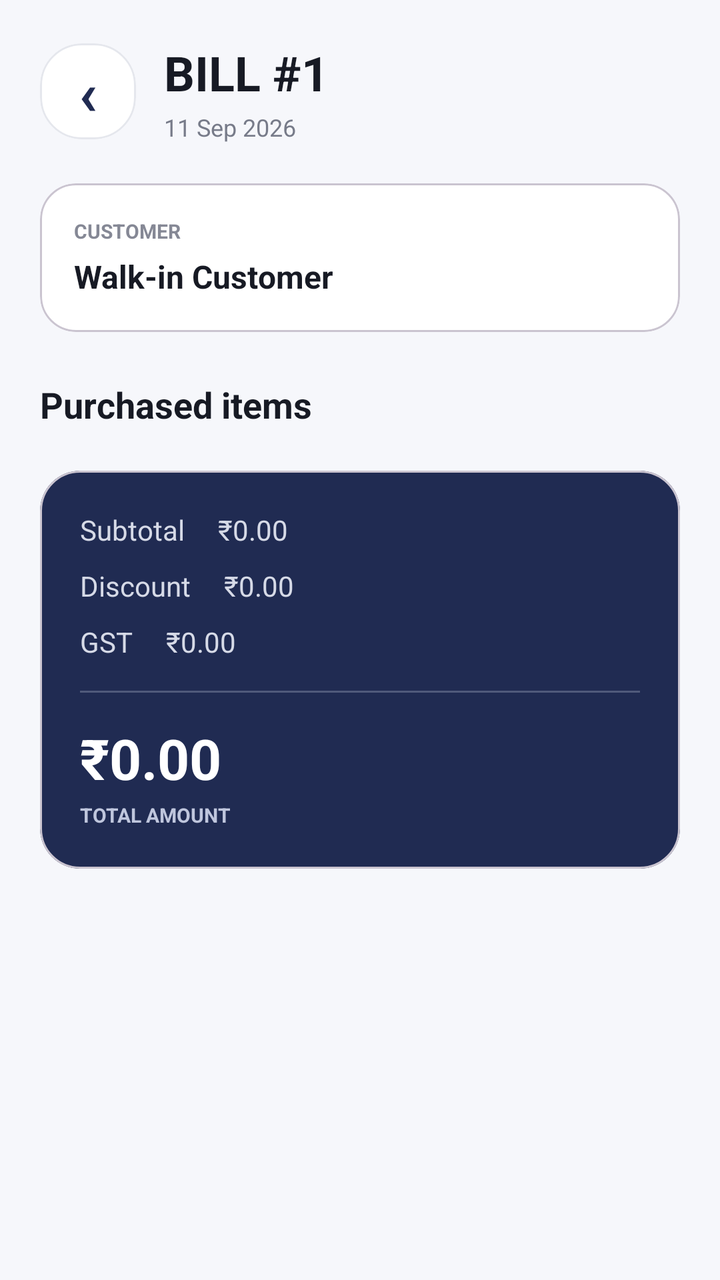
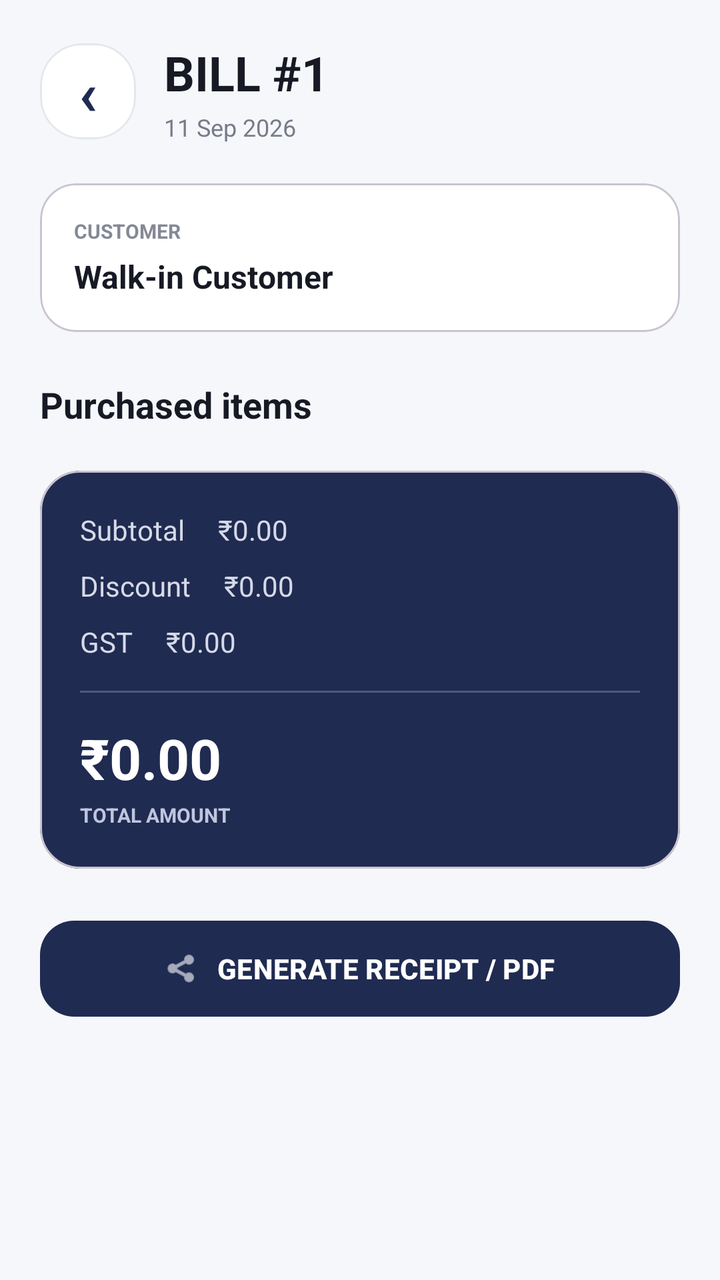

An Android layout rendered at two revisions. The XML below is the earlier revision; the diff shows what the commit changed to produce the second picture.
<!-- AndroidManifest.xml: application theme Theme.BillEasy -->
<!-- res/layout/activity_bill_details.xml -->
<?xml version="1.0" encoding="utf-8"?>
<LinearLayout
    xmlns:android="http://schemas.android.com/apk/res/android"
    xmlns:app="http://schemas.android.com/apk/res-auto"
    android:layout_width="match_parent"
    android:layout_height="match_parent"
    android:orientation="vertical"
    android:background="#F6F7FB">

    

    <LinearLayout
        android:layout_width="match_parent"
        android:layout_height="wrap_content"
        android:gravity="center_vertical"
        android:padding="20dp">

        <com.google.android.material.card.MaterialCardView
            android:id="@+id/btnBack"
            android:layout_width="48dp"
            android:layout_height="48dp"
            android:clickable="true"
            android:focusable="true"
            app:cardBackgroundColor="#FFFFFF"
            app:cardCornerRadius="21dp"
            app:cardElevation="0dp"
            app:strokeColor="#E5E7ED"
            app:strokeWidth="1dp">

            <TextView
                android:layout_width="match_parent"
                android:layout_height="match_parent"
                android:gravity="center"
                android:text="‹"
                android:textColor="#202B52"
                android:textSize="30sp"
                android:textStyle="bold" />

        </com.google.android.material.card.MaterialCardView>

        <LinearLayout
            android:layout_width="0dp"
            android:layout_height="wrap_content"
            android:layout_marginStart="14dp"
            android:layout_weight="1"
            android:orientation="vertical">

            <TextView
                android:id="@+id/tvBillNumber"
                android:layout_width="wrap_content"
                android:layout_height="wrap_content"
                android:text="BILL #1"
                android:textColor="#171A24"
                android:textSize="24sp"
                android:textStyle="bold" />

            <TextView
                android:id="@+id/tvDate"
                android:layout_width="wrap_content"
                android:layout_height="wrap_content"
                android:layout_marginTop="3dp"
                android:text="11 Sep 2026"
                android:textColor="#777B89"
                android:textSize="12sp" />

        </LinearLayout>

    </LinearLayout>


    <ScrollView
        android:layout_width="match_parent"
        android:layout_height="0dp"
        android:layout_weight="1"
        android:fillViewport="true">

        <LinearLayout
            android:layout_width="match_parent"
            android:layout_height="wrap_content"
            android:orientation="vertical"
            android:paddingStart="20dp"
            android:paddingEnd="20dp"
            android:paddingBottom="30dp">

            

            <com.google.android.material.card.MaterialCardView
                android:layout_width="match_parent"
                android:layout_height="wrap_content"
                app:cardBackgroundColor="#FFFFFF"
                app:cardCornerRadius="18dp"
                app:cardElevation="0dp">

                <LinearLayout
                    android:layout_width="match_parent"
                    android:layout_height="wrap_content"
                    android:orientation="vertical"
                    android:padding="17dp">

                    <TextView
                        android:layout_width="wrap_content"
                        android:layout_height="wrap_content"
                        android:text="CUSTOMER"
                        android:textColor="#858895"
                        android:textSize="10sp"
                        android:textStyle="bold" />

                    <TextView
                        android:id="@+id/tvCustomer"
                        android:layout_width="wrap_content"
                        android:layout_height="wrap_content"
                        android:layout_marginTop="5dp"
                        android:text="Walk-in Customer"
                        android:textColor="#171A24"
                        android:textSize="16sp"
                        android:textStyle="bold" />

                </LinearLayout>

            </com.google.android.material.card.MaterialCardView>


            

            <TextView
                android:layout_width="wrap_content"
                android:layout_height="wrap_content"
                android:layout_marginTop="24dp"
                android:text="Purchased items"
                android:textColor="#171A24"
                android:textSize="18sp"
                android:textStyle="bold" />

            <androidx.recyclerview.widget.RecyclerView
                android:id="@+id/recyclerBillItems"
                android:layout_width="match_parent"
                android:layout_height="wrap_content"
                android:layout_marginTop="11dp"
                android:nestedScrollingEnabled="false" />


            

            <com.google.android.material.card.MaterialCardView
                android:layout_width="match_parent"
                android:layout_height="wrap_content"
                android:layout_marginTop="10dp"
                app:cardBackgroundColor="#202B52"
                app:cardCornerRadius="20dp"
                app:cardElevation="0dp">

                <LinearLayout
                    android:layout_width="match_parent"
                    android:layout_height="wrap_content"
                    android:orientation="vertical"
                    android:padding="20dp">

                    <TextView
                        android:id="@+id/tvSubtotal"
                        android:layout_width="match_parent"
                        android:layout_height="wrap_content"
                        android:text="Subtotal     ₹0.00"
                        android:textColor="#D6DAE7"
                        android:textSize="14sp" />

                    <TextView
                        android:id="@+id/tvDiscount"
                        android:layout_width="match_parent"
                        android:layout_height="wrap_content"
                        android:layout_marginTop="9dp"
                        android:text="Discount     ₹0.00"
                        android:textColor="#D6DAE7"
                        android:textSize="14sp" />

                    <TextView
                        android:id="@+id/tvGst"
                        android:layout_width="match_parent"
                        android:layout_height="wrap_content"
                        android:layout_marginTop="9dp"
                        android:text="GST     ₹0.00"
                        android:textColor="#D6DAE7"
                        android:textSize="14sp" />

                    <View
                        android:layout_width="match_parent"
                        android:layout_height="1dp"
                        android:layout_marginTop="15dp"
                        android:background="#505A7B" />

                    <TextView
                        android:id="@+id/tvGrandTotal"
                        android:layout_width="match_parent"
                        android:layout_height="wrap_content"
                        android:layout_marginTop="14dp"
                        android:text="₹0.00"
                        android:textColor="#FFFFFF"
                        android:textSize="28sp"
                        android:textStyle="bold" />

                    <TextView
                        android:layout_width="wrap_content"
                        android:layout_height="wrap_content"
                        android:layout_marginTop="3dp"
                        android:text="TOTAL AMOUNT"
                        android:textColor="#BFC6DD"
                        android:textSize="10sp"
                        android:textStyle="bold" />

                </LinearLayout>

            </com.google.android.material.card.MaterialCardView>

        </LinearLayout>

    </ScrollView>

</LinearLayout>
<!-- resources referenced by this layout -->
<resources>
  <style name="Theme.BillEasy" parent="Base.Theme.BillEasy" />
  <style name="Base.Theme.BillEasy" parent="Theme.Material3.DayNight.NoActionBar">
          
          
      </style>
</resources>

<!-- the commit's change to res/layout/activity_bill_details.xml (unified diff, before → after) -->
@@ -210,6 +210,20 @@
 
             </com.google.android.material.card.MaterialCardView>
 
+            
+            <com.google.android.material.button.MaterialButton
+                android:id="@+id/btnGenerateReceipt"
+                android:layout_width="match_parent"
+                android:layout_height="56dp"
+                android:layout_marginTop="22dp"
+                android:text="GENERATE RECEIPT / PDF"
+                android:textStyle="bold"
+                app:backgroundTint="#202B52"
+                app:cornerRadius="17dp"
+                app:icon="@android:drawable/ic_menu_share"
+                app:iconGravity="textStart"
+                app:iconTint="#FFFFFF" />
+
         </LinearLayout>
 
     </ScrollView>
